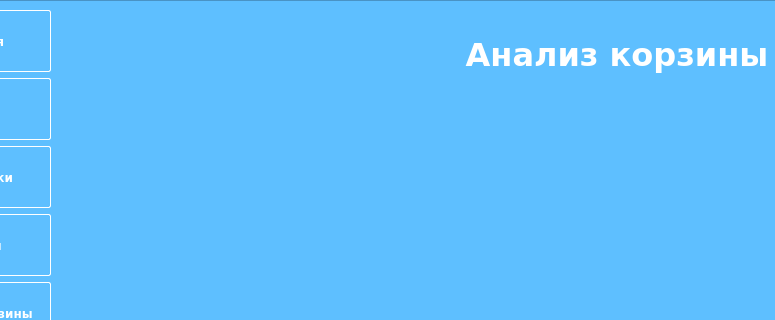
Above: design_dev.ui from miptivan/data_desktop before the change; both pictures show x 110 to 885 and y 0 to 320 of the 1300 by 700 pixel window. Below: the same form after it.
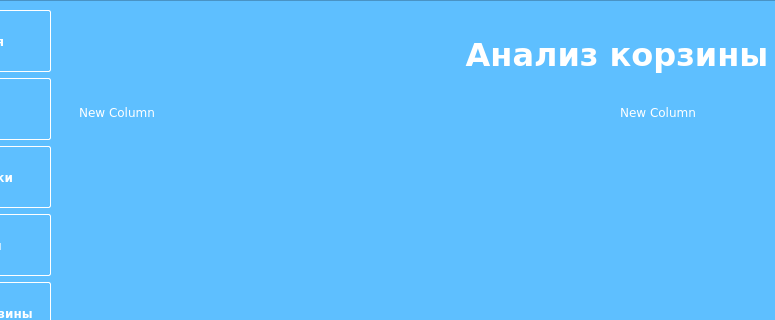
That is the form after the change. The open tabs and pages were chosen to show the change. Custom widgets are drawn as their Qt base class.

Commit message: edit columns in abc and basket

The edit to the form file:
```diff
--- a/design_dev.ui
+++ b/design_dev.ui
@@ -1482,6 +1482,22 @@
             <property name="frameShape">
              <enum>QFrame::NoFrame</enum>
             </property>
+            <attribute name="horizontalHeaderStretchLastSection">
+             <bool>true</bool>
+            </attribute>
+            <attribute name="verticalHeaderMinimumSectionSize">
+             <number>538</number>
+            </attribute>
+            <column>
+             <property name="text">
+              <string>New Column</string>
+             </property>
+            </column>
+            <column>
+             <property name="text">
+              <string>New Column</string>
+             </property>
+            </column>
            </widget>
           </item>
          </layout>
```
Left out of the diff: 5 changed lines with no effect on the pictures.
